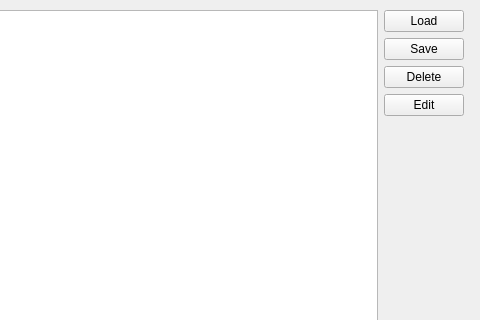
Old version of the form qt_windows/MainWindow.ui in the repository bl4sphemy/curling-manger; both pictures show x 317 to 797 and y 0 to 320 of the 797 by 600 pixel window.
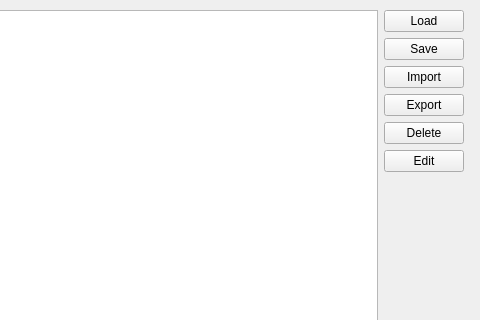
New version of the form.

Commit message: moved import to main

```diff
--- a/qt_windows/MainWindow.ui
+++ b/qt_windows/MainWindow.ui
@@ -14,7 +14,7 @@
    <string>Curling League Manger</string>
   </property>
   <widget class="QWidget" name="centralwidget">
-   <widget class="QWidget" name="">
+   <widget class="QWidget" name="layoutWidget">
     <property name="geometry">
      <rect>
       <x>20</x>
@@ -45,6 +45,20 @@
            </property>
           </widget>
          </item>
+         <item>
+          <widget class="QPushButton" name="main_import_button">
+           <property name="text">
+            <string>Import</string>
+           </property>
+          </widget>
+         </item>
+         <item>
+          <widget class="QPushButton" name="main_export_button">
+           <property name="text">
+            <string>Export</string>
+           </property>
+          </widget>
+         </item>
          <item>
           <widget class="QPushButton" name="main_delete_button">
            <property name="text">
```
The commit also changes 11 other files.
